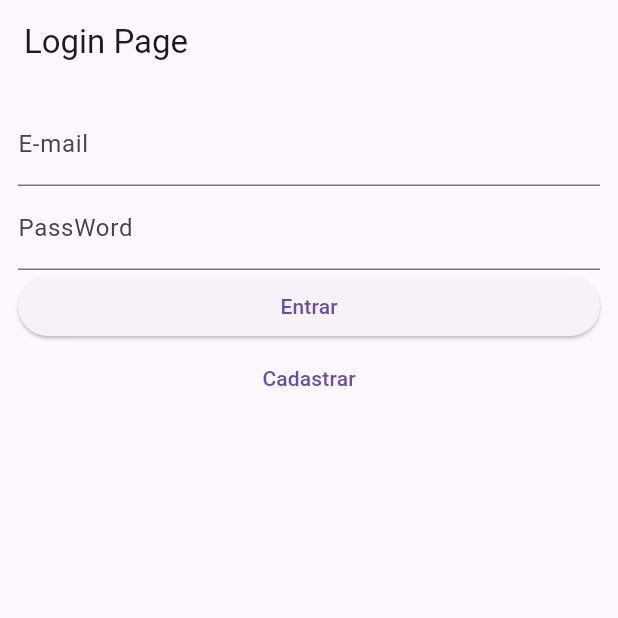
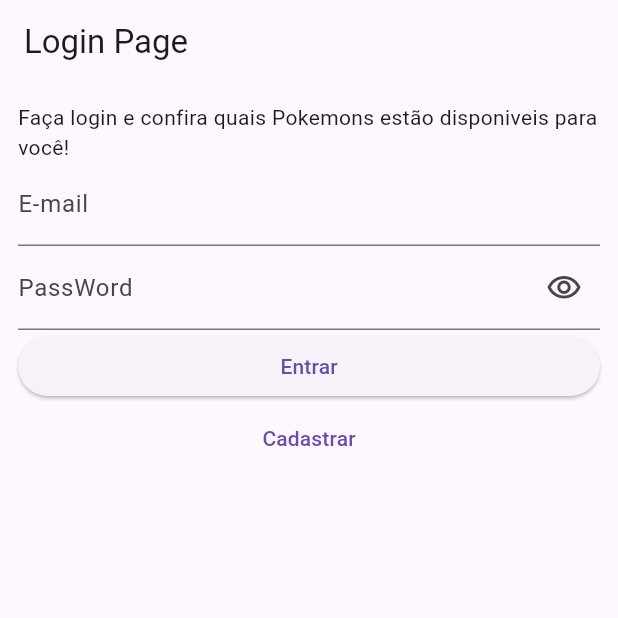
Before and after one commit to gaabrenno/pokedesk2, a Flutter app: the screen it shows after launch, on a phone screen of 412 x 824 dp, the top half of it. Run offline on Flutter 3.47's test engine with Material 3 defaults, Android fonts, the phone set to English and light mode, and no system bars; our stand-ins replace firebase_auth, firebase_core; accounts and stored records are empty.

Commit message:
alterações no login

```diff
--- a/lib/app/module/auth/login/login_page.dart
+++ b/lib/app/module/auth/login/login_page.dart
@@ -2,7 +2,7 @@ import 'package:firebase_auth/firebase_auth.dart';
 import 'package:flutter/material.dart';
 import '../../home/home_page.dart';
 import '../cadastro/cadastro_page.dart';
-
+// 22
 class LoginPage extends StatefulWidget {
   const LoginPage({Key? key}) : super(key: key);
 
@@ -14,6 +14,8 @@ class _LoginPageState extends State<LoginPage> {
   final _emailController = TextEditingController();
   final _passwordController = TextEditingController();
   final _firebaseAuth = FirebaseAuth.instance;
+  final _formKey = GlobalKey<FormState>();
+  bool _seePassword = true;
 
   @override
   Widget build(BuildContext context) {
@@ -21,20 +23,41 @@ class _LoginPageState extends State<LoginPage> {
       appBar: AppBar(
         title: Text('Login Page'),
       ),
-      body: ListView(
+      body: Form(
+        key: _formKey,
+        child: ListView(
           padding: EdgeInsets.all(12),
           children: [
+            Text(
+                'Faça login e confira quais Pokemons estão disponiveis para você!'),
             TextFormField(
               controller: _emailController,
+              keyboardType: TextInputType.emailAddress,
               decoration: InputDecoration(
                 label: Text('E-mail'),
               ),
+              validator: (value) {
+                if (value == null || value.isEmpty) {
+                  return 'Informe seu e-mail!';
+                }
+                return null;
+              },
             ),
             TextFormField(
               controller: _passwordController,
+              keyboardType: TextInputType.visiblePassword,
+              obscureText: _seePassword,
               decoration: InputDecoration(
                 label: Text('PassWord'),
+                suffixIcon: IconButton(
+                    onPressed: () {}, icon: Icon(Icons.visibility_outlined)),
               ),
+              validator: (value) {
+                if (value == null || value.isEmpty) {
+                  return 'Insira sua senha!';
+                }
+                return null;
+              },
             ),
             ElevatedButton(
               onPressed: () {
@@ -53,6 +76,7 @@ class _LoginPageState extends State<LoginPage> {
                 },
                 child: Text('Cadastrar'))
           ],
+        ),
       ),
     );
   }
```
Lines whose indentation alone changed are shown as unchanged.
